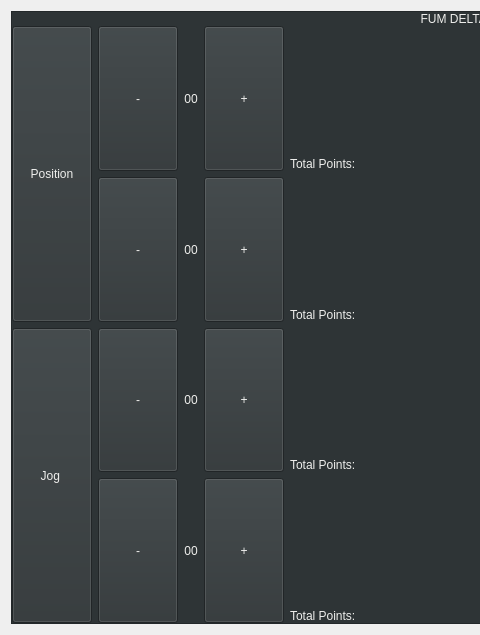
Before: the Qt Designer form mainwindow.ui in FUMRobotics/FUMDelta, drawn with Qt 5; both pictures show x 0 to 480 and y 0 to 635 of the 992 by 635 pixel window.
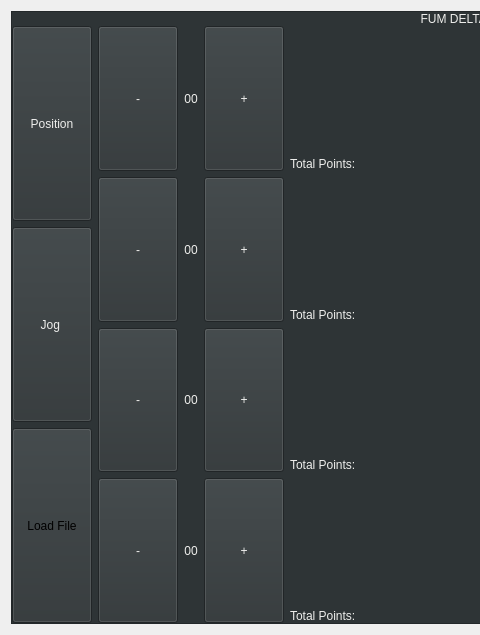
After: the same form once the commit is applied. Custom widgets are drawn as their Qt base class.

Commit message: added load file button

```diff
--- a/mainwindow.ui
+++ b/mainwindow.ui
@@ -92,6 +92,19 @@
                </property>
               </widget>
              </item>
+             <item>
+              <widget class="QPushButton" name="btn_loadTrajectory">
+               <property name="sizePolicy">
+                <sizepolicy hsizetype="Fixed" vsizetype="Minimum">
+                 <horstretch>0</horstretch>
+                 <verstretch>0</verstretch>
+                </sizepolicy>
+               </property>
+               <property name="text">
+                <string>Load File</string>
+               </property>
+              </widget>
+             </item>
             </layout>
            </item>
            <item>
```
The commit also changes 3 other files.
